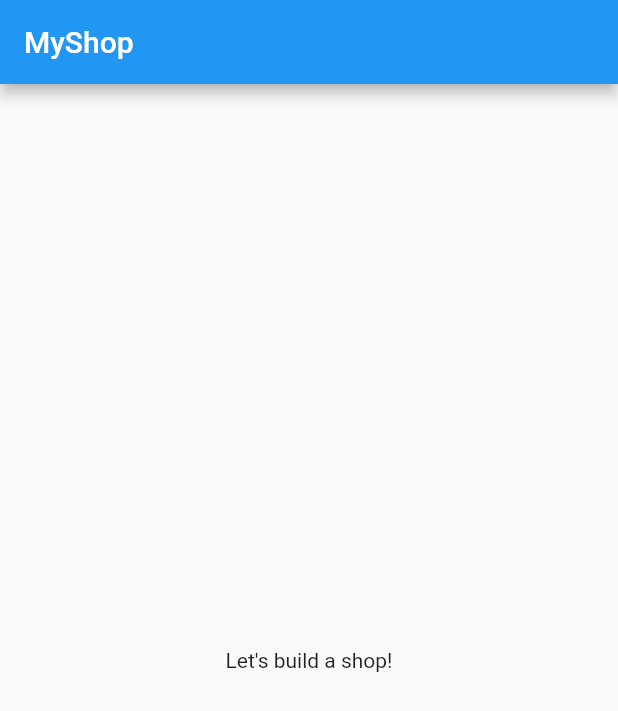
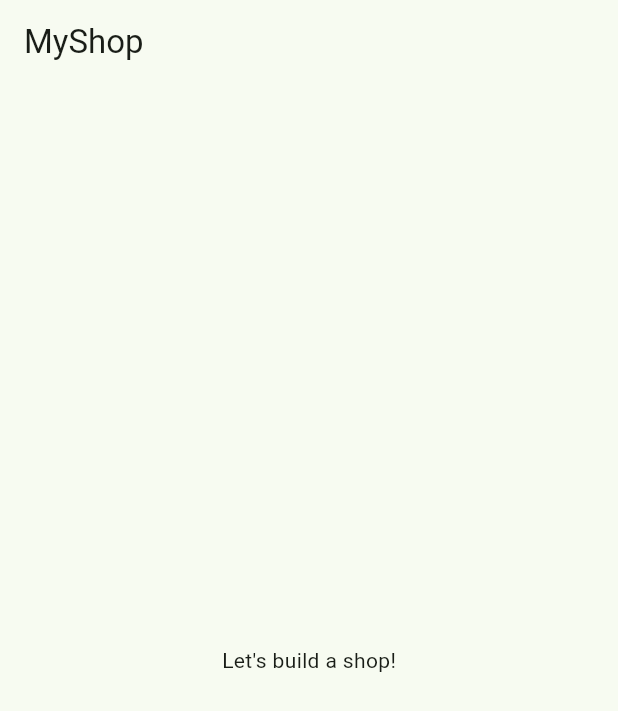
Before and after one commit to ranjeetrocky/fluttermax_shopapp, a Flutter app: the screen it shows after launch, on a phone screen of 412 x 824 dp. Shown: the top 711 px of the screen. Run offline on Flutter 3.47's test engine with Material 2 defaults, Android fonts, the phone set to English and light mode, and no system bars.

Commit message:
added theming

```diff
--- a/lib/main.dart
+++ b/lib/main.dart
@@ -1,20 +1,65 @@
+import 'dart:math';
+
 import 'package:flutter/material.dart';
+import 'package:flutter/services.dart';
 
+const themeSeedColors = [
+  Colors.pink,
+  Colors.red,
+  Colors.green,
+  Colors.blue,
+  Colors.teal,
+  Colors.blueGrey,
+  Colors.purple
+];
+var currentPlatform = TargetPlatform.android;
 void main() {
   runApp(const MyApp());
 }
 
-class MyApp extends StatelessWidget {
+class MyApp extends StatefulWidget {
   const MyApp({Key? key}) : super(key: key);
 
+  @override
+  State<MyApp> createState() => _MyAppState();
+}
+
+class _MyAppState extends State<MyApp> {
   // This widget is the root of your application.
+  Color? _seedColor;
+  // This widget is the root of your application.
+  @override
+  void initState() {
+    // TODO: implement initState
+    super.initState();
+    _seedColor = themeSeedColors[Random().nextInt(7)];
+  }
+
   @override
   Widget build(BuildContext context) {
     return MaterialApp(
       title: 'My shop',
+      darkTheme: ThemeData(
+        colorSchemeSeed: _seedColor,
+        brightness: Brightness.dark,
+        useMaterial3: true,
+        platform: currentPlatform,
+        appBarTheme: const AppBarTheme(
+          systemOverlayStyle:
+              SystemUiOverlayStyle(statusBarColor: Colors.transparent),
+        ),
+      ),
       theme: ThemeData(
-        primarySwatch: Colors.blue,
+        colorSchemeSeed: _seedColor,
+        brightness: Brightness.light,
+        useMaterial3: true,
+        platform: currentPlatform,
+        appBarTheme: const AppBarTheme(
+          systemOverlayStyle:
+              SystemUiOverlayStyle(statusBarColor: Colors.transparent),
+        ),
       ),
+      debugShowCheckedModeBanner: false,
       home: const MyHomePage(),
     );
   }
```
